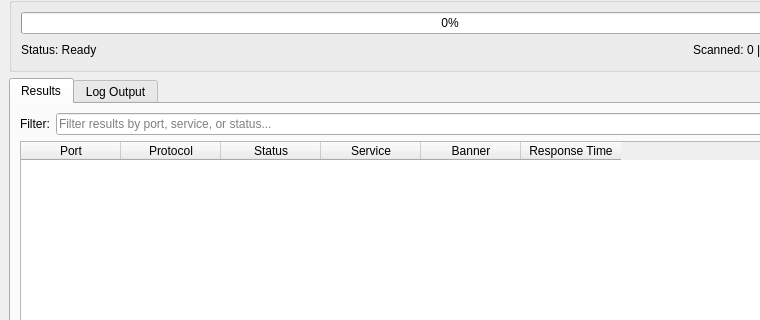
CyberNilsen/CyberScanner, file mainwindow.ui: the form before one commit; both pictures show x 0 to 760 and y 204 to 524 of the 900 by 700 pixel window.
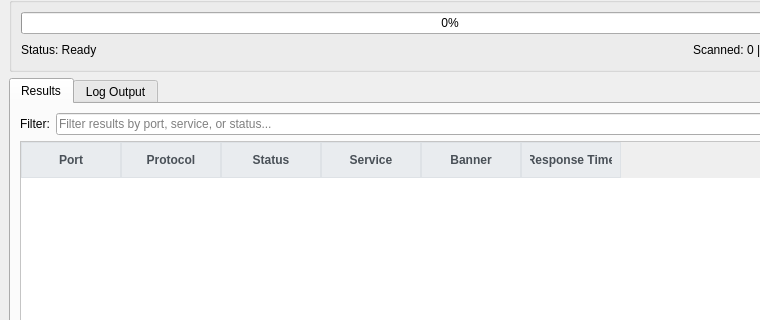
The form after the commit. Icons and pictures are not drawn.

```diff
--- a/mainwindow.ui
+++ b/mainwindow.ui
@@ -389,6 +389,37 @@
         </item>
         <item>
          <widget class="QTableWidget" name="tableWidget_results">
+          <property name="styleSheet">
+           <string>QTableWidget {
+    background-color: #ffffff;
+    alternate-background-color: #f5f5f5;
+    color: #333333;
+    gridline-color: #ddd;
+    selection-background-color: #0078d4;
+    selection-color: white;
+}
+QTableWidget::item {
+    padding: 5px;
+    border: none;
+}
+QTableWidget::item:selected {
+    background-color: #0078d4;
+    color: white;
+}
+QTableWidget::item:alternate {
+    background-color: #f8f9fa;
+}
+QHeaderView::section {
+    background-color: #e9ecef;
+    color: #495057;
+    border: 1px solid #dee2e6;
+    padding: 8px;
+    font-weight: bold;
+}
+QHeaderView::section:hover {
+    background-color: #dee2e6;
+}</string>
+          </property>
           <property name="alternatingRowColors">
            <bool>true</bool>
           </property>
```
Left out of the diff: 36 changed lines with no effect on the pictures.
